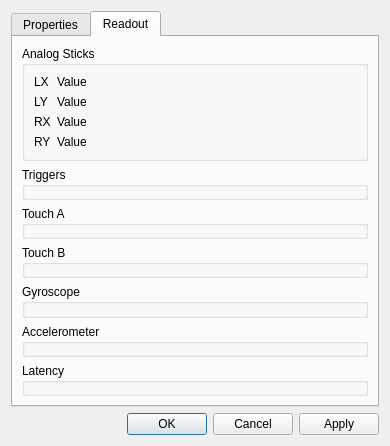
Qt form ds4wizard-cpp/devicepropertiesdialog.ui (michael-fadely/ds4wizard) before a commit.
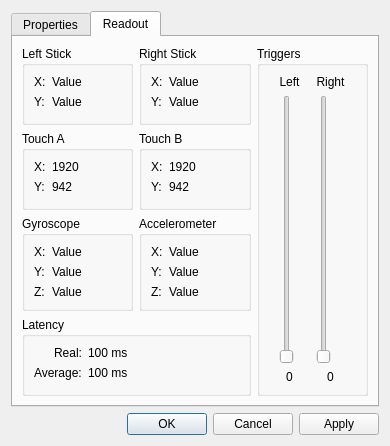
The same form after that commit. The open tabs and pages were chosen to show the change.

Diff of the .ui file:
```diff
--- a/ds4wizard-cpp/devicepropertiesdialog.ui
+++ b/ds4wizard-cpp/devicepropertiesdialog.ui
@@ -222,17 +222,17 @@
       <attribute name="title">
        <string>Readout</string>
       </attribute>
-      <layout class="QVBoxLayout" name="verticalLayout_4">
-       <item>
+      <layout class="QGridLayout" name="gridLayout_2">
+       <item row="0" column="0">
         <widget class="QGroupBox" name="groupAnalogSticks">
          <property name="title">
-          <string>Analog Sticks</string>
+          <string>Left Stick</string>
          </property>
          <layout class="QFormLayout" name="formLayout">
           <item row="0" column="0">
            <widget class="QLabel" name="label">
             <property name="text">
-             <string>LX</string>
+             <string>X:</string>
             </property>
            </widget>
           </item>
@@ -246,7 +246,7 @@
           <item row="1" column="0">
            <widget class="QLabel" name="label_3">
             <property name="text">
-             <string>LY</string>
+             <string>Y:</string>
             </property>
            </widget>
           </item>
@@ -257,28 +257,74 @@
             </property>
            </widget>
           </item>
-          <item row="2" column="0">
+         </layout>
+        </widget>
+       </item>
+       <item row="1" column="0">
+        <widget class="QGroupBox" name="groupTouchA">
+         <property name="title">
+          <string>Touch A</string>
+         </property>
+         <layout class="QFormLayout" name="formLayout_2">
+          <item row="0" column="0">
+           <widget class="QLabel" name="label_2">
+            <property name="text">
+             <string>X:</string>
+            </property>
+           </widget>
+          </item>
+          <item row="0" column="1">
+           <widget class="QLabel" name="labelTouchAX">
+            <property name="text">
+             <string>1920</string>
+            </property>
+           </widget>
+          </item>
+          <item row="1" column="0">
+           <widget class="QLabel" name="label_6">
+            <property name="text">
+             <string>Y:</string>
+            </property>
+           </widget>
+          </item>
+          <item row="1" column="1">
+           <widget class="QLabel" name="labelTouchAY">
+            <property name="text">
+             <string>942</string>
+            </property>
+           </widget>
+          </item>
+         </layout>
+        </widget>
+       </item>
+       <item row="0" column="1">
+        <widget class="QGroupBox" name="groupBox">
+         <property name="title">
+          <string>Right Stick</string>
+         </property>
+         <layout class="QFormLayout" name="formLayout_7">
+          <item row="0" column="0">
            <widget class="QLabel" name="label_5">
             <property name="text">
-             <string>RX</string>
+             <string>X:</string>
             </property>
            </widget>
           </item>
-          <item row="2" column="1">
+          <item row="0" column="1">
            <widget class="QLabel" name="labelRX">
             <property name="text">
              <string>Value</string>
             </property>
            </widget>
           </item>
-          <item row="3" column="0">
+          <item row="1" column="0">
            <widget class="QLabel" name="label_7">
             <property name="text">
-             <string>RY</string>
+             <string>Y:</string>
             </property>
            </widget>
           </item>
-          <item row="3" column="1">
+          <item row="1" column="1">
            <widget class="QLabel" name="labelRY">
             <property name="text">
              <string>Value</string>
@@ -288,46 +334,258 @@
          </layout>
         </widget>
        </item>
-       <item>
-        <widget class="QGroupBox" name="groupTriggers">
-         <property name="title">
-          <string>Triggers</string>
-         </property>
-        </widget>
-       </item>
-       <item>
-        <widget class="QGroupBox" name="groupTouchA">
-         <property name="title">
-          <string>Touch A</string>
-         </property>
-        </widget>
-       </item>
-       <item>
+       <item row="1" column="1">
         <widget class="QGroupBox" name="groupTouchB">
          <property name="title">
           <string>Touch B</string>
          </property>
+         <layout class="QFormLayout" name="formLayout_3">
+          <item row="0" column="0">
+           <widget class="QLabel" name="label_9">
+            <property name="text">
+             <string>X:</string>
+            </property>
+           </widget>
+          </item>
+          <item row="0" column="1">
+           <widget class="QLabel" name="labelTouchBX">
+            <property name="text">
+             <string>1920</string>
+            </property>
+           </widget>
+          </item>
+          <item row="1" column="0">
+           <widget class="QLabel" name="label_11">
+            <property name="text">
+             <string>Y:</string>
+            </property>
+           </widget>
+          </item>
+          <item row="1" column="1">
+           <widget class="QLabel" name="labelTouchBY">
+            <property name="text">
+             <string>942</string>
+            </property>
+           </widget>
+          </item>
+         </layout>
         </widget>
        </item>
-       <item>
+       <item row="2" column="0">
         <widget class="QGroupBox" name="groupGyroscope">
+         <property name="layoutDirection">
+          <enum>Qt::LeftToRight</enum>
+         </property>
          <property name="title">
           <string>Gyroscope</string>
          </property>
+         <layout class="QFormLayout" name="formLayout_4">
+          <item row="0" column="0">
+           <widget class="QLabel" name="label_12">
+            <property name="text">
+             <string>X:</string>
+            </property>
+           </widget>
+          </item>
+          <item row="0" column="1">
+           <widget class="QLabel" name="labelGyroX">
+            <property name="text">
+             <string>Value</string>
+            </property>
+           </widget>
+          </item>
+          <item row="1" column="0">
+           <widget class="QLabel" name="label_13">
+            <property name="text">
+             <string>Y:</string>
+            </property>
+           </widget>
+          </item>
+          <item row="1" column="1">
+           <widget class="QLabel" name="labelGyroY">
+            <property name="text">
+             <string>Value</string>
+            </property>
+           </widget>
+          </item>
+          <item row="2" column="0">
+           <widget class="QLabel" name="label_15">
+            <property name="text">
+             <string>Z:</string>
+            </property>
+           </widget>
+          </item>
+          <item row="2" column="1">
+           <widget class="QLabel" name="labelGyroZ">
+            <property name="text">
+             <string>Value</string>
+            </property>
+           </widget>
+          </item>
+         </layout>
         </widget>
        </item>
-       <item>
+       <item row="2" column="1">
         <widget class="QGroupBox" name="groupAccelerometer">
          <property name="title">
           <string>Accelerometer</string>
          </property>
+         <layout class="QFormLayout" name="formLayout_5">
+          <item row="0" column="0">
+           <widget class="QLabel" name="label_4">
+            <property name="text">
+             <string>X:</string>
+            </property>
+           </widget>
+          </item>
+          <item row="0" column="1">
+           <widget class="QLabel" name="labelAccelX">
+            <property name="text">
+             <string>Value</string>
+            </property>
+           </widget>
+          </item>
+          <item row="1" column="0">
+           <widget class="QLabel" name="label_8">
+            <property name="text">
+             <string>Y:</string>
+            </property>
+           </widget>
+          </item>
+          <item row="1" column="1">
+           <widget class="QLabel" name="labelAccelY">
+            <property name="text">
+             <string>Value</string>
+            </property>
+           </widget>
+          </item>
+          <item row="2" column="0">
+           <widget class="QLabel" name="label_10">
+            <property name="text">
+             <string>Z:</string>
+            </property>
+           </widget>
+          </item>
+          <item row="2" column="1">
+           <widget class="QLabel" name="labelAccelZ">
+            <property name="text">
+             <string>Value</string>
+            </property>
+           </widget>
+          </item>
+         </layout>
         </widget>
        </item>
-       <item>
+       <item row="3" column="0" colspan="2">
         <widget class="QGroupBox" name="groupLatency">
+         <property name="sizePolicy">
+          <sizepolicy hsizetype="Preferred" vsizetype="Preferred">
+           <horstretch>0</horstretch>
+           <verstretch>0</verstretch>
+          </sizepolicy>
+         </property>
+         <property name="layoutDirection">
+          <enum>Qt::LeftToRight</enum>
+         </property>
          <property name="title">
           <string>Latency</string>
          </property>
+         <layout class="QFormLayout" name="formLayout_6">
+          <property name="labelAlignment">
+           <set>Qt::AlignRight|Qt::AlignTrailing|Qt::AlignVCenter</set>
+          </property>
+          <item row="0" column="0">
+           <widget class="QLabel" name="label_25">
+            <property name="text">
+             <string>Real:</string>
+            </property>
+           </widget>
+          </item>
+          <item row="0" column="1">
+           <widget class="QLabel" name="label_26">
+            <property name="text">
+             <string>100 ms</string>
+            </property>
+           </widget>
+          </item>
+          <item row="1" column="0">
+           <widget class="QLabel" name="label_27">
+            <property name="text">
+             <string>Average:</string>
+            </property>
+           </widget>
+          </item>
+          <item row="1" column="1">
+           <widget class="QLabel" name="label_28">
+            <property name="text">
+             <string>100 ms</string>
+            </property>
+           </widget>
+          </item>
+         </layout>
+        </widget>
+       </item>
+       <item row="0" column="2" rowspan="4">
+        <widget class="QGroupBox" name="groupTriggers">
+         <property name="title">
+          <string>Triggers</string>
+         </property>
+         <layout class="QGridLayout" name="gridLayout">
+          <item row="0" column="0">
+           <widget class="QLabel" name="label_31">
+            <property name="text">
+             <string>Left</string>
+            </property>
+            <property name="alignment">
+             <set>Qt::AlignCenter</set>
+            </property>
+           </widget>
+          </item>
+          <item row="0" column="1">
+           <widget class="QLabel" name="label_32">
+            <property name="text">
+             <string>Right</string>
+            </property>
+            <property name="alignment">
+             <set>Qt::AlignCenter</set>
+            </property>
+           </widget>
+          </item>
+          <item row="1" column="0">
+           <widget class="QSlider" name="sliderTriggerL">
+            <property name="orientation">
+             <enum>Qt::Vertical</enum>
+            </property>
+           </widget>
+          </item>
+          <item row="1" column="1">
+           <widget class="QSlider" name="sliderTriggerR">
+            <property name="orientation">
+             <enum>Qt::Vertical</enum>
+            </property>
+           </widget>
+          </item>
+          <item row="2" column="0">
+           <widget class="QLabel" name="labelTriggerL">
+            <property name="text">
+             <string>0</string>
+            </property>
+            <property name="alignment">
+             <set>Qt::AlignCenter</set>
+            </property>
+           </widget>
+          </item>
+          <item row="2" column="1">
+           <widget class="QLabel" name="labelTriggerR">
+            <property name="text">
+             <string>0</string>
+            </property>
+            <property name="alignment">
+             <set>Qt::AlignCenter</set>
+            </property>
+           </widget>
+          </item>
+         </layout>
         </widget>
        </item>
       </layout>
```
Left out of the diff: 2 changed lines with no effect on the pictures.
